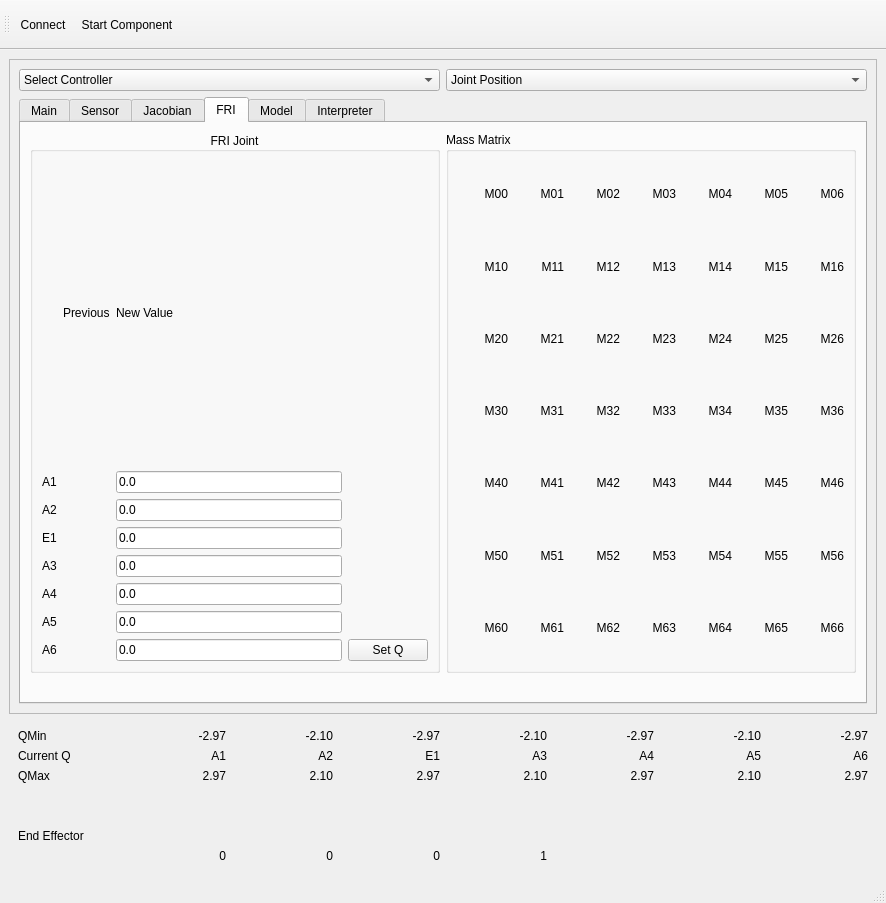
First picture: the form in kukademo.ui, repository ISIR-SYROCO/kuka_ui_demo, before the edit.
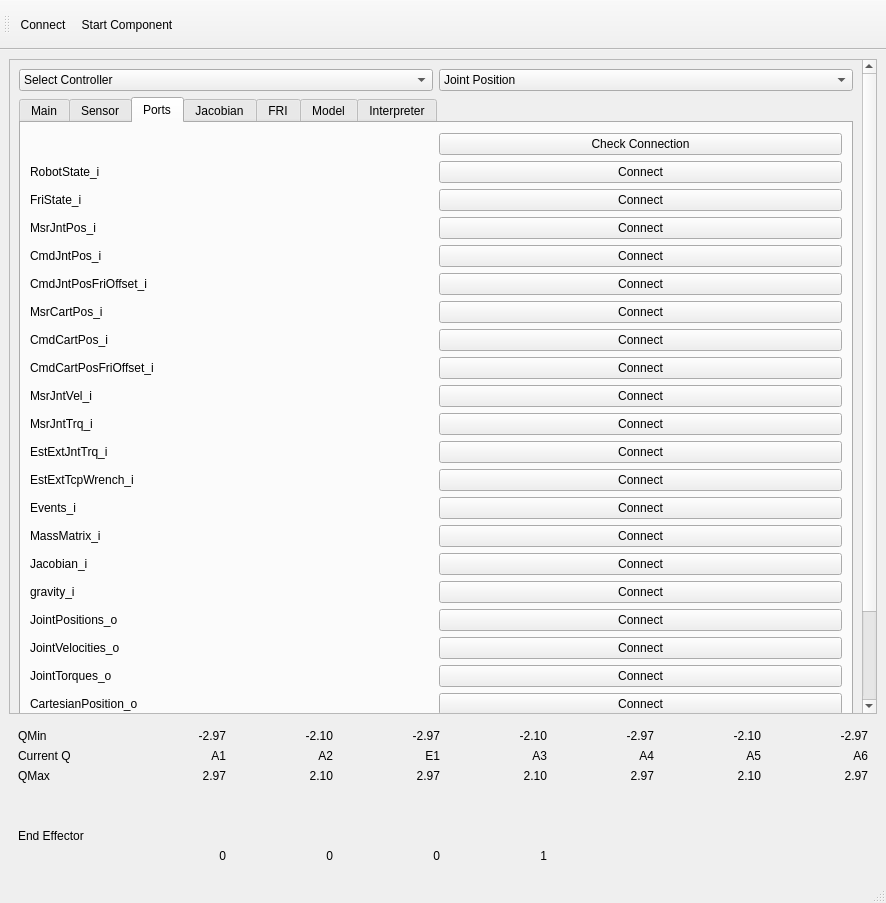
Second picture: the form after the edit. The open tabs and pages were chosen to show the change.

Diff of the .ui file:
```diff
--- a/kukademo.ui
+++ b/kukademo.ui
@@ -27,9 +27,9 @@
        <property name="geometry">
         <rect>
          <x>0</x>
-         <y>0</y>
-         <width>866</width>
-         <height>591</height>
+         <y>-304</y>
+         <width>850</width>
+         <height>895</height>
         </rect>
        </property>
        <layout class="QGridLayout" name="gridLayout_5">
@@ -788,6 +788,346 @@
               </item>
              </layout>
             </widget>
+            <widget class="QWidget" name="tab_5">
+             <attribute name="title">
+              <string>Ports</string>
+             </attribute>
+             <layout class="QGridLayout" name="gridLayout_43">
+              <item row="0" column="0">
+               <layout class="QGridLayout" name="gridLayout_42">
+                <item row="8" column="1">
+                 <widget class="QPushButton" name="ConnectCmdCartPos">
+                  <property name="text">
+                   <string>Connect</string>
+                  </property>
+                 </widget>
+                </item>
+                <item row="2" column="1">
+                 <widget class="QPushButton" name="ConnectRobotState_i">
+                  <property name="text">
+                   <string>Connect</string>
+                  </property>
+                 </widget>
+                </item>
+                <item row="9" column="1">
+                 <widget class="QPushButton" name="ConnectCmdCartPosFriOffset">
+                  <property name="text">
+                   <string>Connect</string>
+                  </property>
+                 </widget>
+                </item>
+                <item row="16" column="1">
+                 <widget class="QPushButton" name="ConnectJacobian">
+                  <property name="text">
+                   <string>Connect</string>
+                  </property>
+                 </widget>
+                </item>
+                <item row="17" column="1">
+                 <widget class="QPushButton" name="ConnectGravity">
+                  <property name="text">
+                   <string>Connect</string>
+                  </property>
+                 </widget>
+                </item>
+                <item row="1" column="1">
+                 <widget class="QPushButton" name="CheckConnectionButton">
+                  <property name="text">
+                   <string>Check Connection</string>
+                  </property>
+                 </widget>
+                </item>
+                <item row="3" column="0">
+                 <widget class="QLabel" name="label_10">
+                  <property name="text">
+                   <string>FriState_i</string>
+                  </property>
+                 </widget>
+                </item>
+                <item row="6" column="1">
+                 <widget class="QPushButton" name="ConnectCmdJntPosFriOffset">
+                  <property name="text">
+                   <string>Connect</string>
+                  </property>
+                 </widget>
+                </item>
+                <item row="4" column="1">
+                 <widget class="QPushButton" name="ConnectMsrJntPos">
+                  <property name="text">
+                   <string>Connect</string>
+                  </property>
+                 </widget>
+                </item>
+                <item row="10" column="1">
+                 <widget class="QPushButton" name="ConnectMsrJntVel">
+                  <property name="text">
+                   <string>Connect</string>
+                  </property>
+                 </widget>
+                </item>
+                <item row="11" column="1">
+                 <widget class="QPushButton" name="ConnectMsrJntTrq">
+                  <property name="text">
+                   <string>Connect</string>
+                  </property>
+                 </widget>
+                </item>
+                <item row="19" column="0">
+                 <widget class="QLabel" name="label_87">
+                  <property name="text">
+                   <string>JointVelocities_o</string>
+                  </property>
+                 </widget>
+                </item>
+                <item row="21" column="0">
+                 <widget class="QLabel" name="label_89">
+                  <property name="text">
+                   <string>CartesianPosition_o</string>
+                  </property>
+                 </widget>
+                </item>
+                <item row="2" column="0">
+                 <widget class="QLabel" name="label_9">
+                  <property name="text">
+                   <string>RobotState_i</string>
+                  </property>
+                 </widget>
+                </item>
+                <item row="15" column="1">
+                 <widget class="QPushButton" name="ConnectMassMatrix">
+                  <property name="text">
+                   <string>Connect</string>
+                  </property>
+                 </widget>
+                </item>
+                <item row="9" column="0">
+                 <widget class="QLabel" name="label_72">
+                  <property name="text">
+                   <string>CmdCartPosFriOffset_i</string>
+                  </property>
+                 </widget>
+                </item>
+                <item row="6" column="0">
+                 <widget class="QLabel" name="label_66">
+                  <property name="text">
+                   <string>CmdJntPosFriOffset_i</string>
+                  </property>
+                 </widget>
+                </item>
+                <item row="7" column="0">
+                 <widget class="QLabel" name="label_69">
+                  <property name="text">
+                   <string>MsrCartPos_i</string>
+                  </property>
+                 </widget>
+                </item>
+                <item row="5" column="1">
+                 <widget class="QPushButton" name="ConnectCmdJntPos">
+                  <property name="text">
+                   <string>Connect</string>
+                  </property>
+                 </widget>
+                </item>
+                <item row="4" column="0">
+                 <widget class="QLabel" name="label_64">
+                  <property name="text">
+                   <string>MsrJntPos_i</string>
+                  </property>
+                 </widget>
+                </item>
+                <item row="7" column="1">
+                 <widget class="QPushButton" name="ConnectMsrCartPos">
+                  <property name="text">
+                   <string>Connect</string>
+                  </property>
+                 </widget>
+                </item>
+                <item row="13" column="1">
+                 <widget class="QPushButton" name="ConnectEstExtTcpWrench">
+                  <property name="text">
+                   <string>Connect</string>
+                  </property>
+                 </widget>
+                </item>
+                <item row="20" column="0">
+                 <widget class="QLabel" name="label_88">
+                  <property name="text">
+                   <string>JointTorques_o</string>
+                  </property>
+                 </widget>
+                </item>
+                <item row="5" column="0">
+                 <widget class="QLabel" name="label_65">
+                  <property name="text">
+                   <string>CmdJntPos_i</string>
+                  </property>
+                 </widget>
+                </item>
+                <item row="8" column="0">
+                 <widget class="QLabel" name="label_70">
+                  <property name="text">
+                   <string>CmdCartPos_i</string>
+                  </property>
+                 </widget>
+                </item>
+                <item row="10" column="0">
+                 <widget class="QLabel" name="label_74">
+                  <property name="text">
+                   <string>MsrJntVel_i</string>
+                  </property>
+                 </widget>
+                </item>
+                <item row="12" column="0">
+                 <widget class="QLabel" name="label_78">
+                  <property name="text">
+                   <string>EstExtJntTrq_i</string>
+                  </property>
+                 </widget>
+                </item>
+                <item row="11" column="0">
+                 <widget class="QLabel" name="label_76">
+                  <property name="text">
+                   <string>MsrJntTrq_i</string>
+                  </property>
+                 </widget>
+                </item>
+                <item row="13" column="0">
+                 <widget class="QLabel" name="label_81">
+                  <property name="text">
+                   <string>EstExtTcpWrench_i</string>
+                  </property>
+                 </widget>
+                </item>
+                <item row="14" column="0">
+                 <widget class="QLabel" name="label_82">
+                  <property name="text">
+                   <string>Events_i</string>
+                  </property>
+                 </widget>
+                </item>
+                <item row="15" column="0">
+                 <widget class="QLabel" name="label_83">
+                  <property name="text">
+                   <string>MassMatrix_i</string>
+                  </property>
+                 </widget>
+                </item>
+                <item row="16" column="0">
+                 <widget class="QLabel" name="label_84">
+                  <property name="text">
+                   <string>Jacobian_i</string>
+                  </property>
+                 </widget>
+                </item>
+                <item row="17" column="0">
+                 <widget class="QLabel" name="label_85">
+                  <property name="text">
+                   <string>gravity_i</string>
+                  </property>
+                 </widget>
+                </item>
+                <item row="3" column="1">
+                 <widget class="QPushButton" name="ConnectFriState">
+                  <property name="text">
+                   <string>Connect</string>
+                  </property>
+                 </widget>
+                </item>
+                <item row="18" column="0">
+                 <widget class="QLabel" name="label_86">
+                  <property name="text">
+                   <string>JointPositions_o</string>
+                  </property>
+                 </widget>
+                </item>
+                <item row="22" column="0">
+                 <widget class="QLabel" name="label_90">
+                  <property name="text">
+                   <string>CartesianVelocity_o</string>
+                  </property>
+                 </widget>
+                </item>
+                <item row="23" column="0">
+                 <widget class="QLabel" name="label_91">
+                  <property name="text">
+                   <string>CartesianWrench_o</string>
+                  </property>
+                 </widget>
+                </item>
+                <item row="12" column="1">
+                 <widget class="QPushButton" name="ConnectEstExtJntTrq">
+                  <property name="text">
+                   <string>Connect</string>
+                  </property>
+                 </widget>
+                </item>
+                <item row="14" column="1">
+                 <widget class="QPushButton" name="ConnectEvents">
+                  <property name="text">
+                   <string>Connect</string>
+                  </property>
+                 </widget>
+                </item>
+                <item row="24" column="0">
+                 <widget class="QLabel" name="label_92">
+                  <property name="text">
+                   <string>desJntImpedance_o</string>
+                  </property>
+                 </widget>
+                </item>
+                <item row="18" column="1">
+                 <widget class="QPushButton" name="ConnectJointPosition">
+                  <property name="text">
+                   <string>Connect</string>
+                  </property>
+                 </widget>
+                </item>
+                <item row="19" column="1">
+                 <widget class="QPushButton" name="ConnectJointvelocities">
+                  <property name="text">
+                   <string>Connect</string>
+                  </property>
+                 </widget>
+                </item>
+                <item row="20" column="1">
+                 <widget class="QPushButton" name="ConnectJointTorques">
+                  <property name="text">
+                   <string>Connect</string>
+                  </property>
+                 </widget>
+                </item>
+                <item row="21" column="1">
+                 <widget class="QPushButton" name="ConnectCartesianPosition">
+                  <property name="text">
+                   <string>Connect</string>
+                  </property>
+                 </widget>
+                </item>
+                <item row="22" column="1">
+                 <widget class="QPushButton" name="ConnectCartesianVelocity">
+                  <property name="text">
+                   <string>Connect</string>
+                  </property>
+                 </widget>
+                </item>
+                <item row="23" column="1">
+                 <widget class="QPushButton" name="ConnectCartesiaWrench">
+                  <property name="text">
+                   <string>Connect</string>
+                  </property>
+                 </widget>
+                </item>
+                <item row="24" column="1">
+                 <widget class="QPushButton" name="ConnectdesJntImpedance">
+                  <property name="text">
+                   <string>Connect</string>
+                  </property>
+                 </widget>
+                </item>
+               </layout>
+              </item>
+             </layout>
+            </widget>
             <widget class="QWidget" name="jacobian">
              <attribute name="title">
               <string>Jacobian</string>
```
Left out of the diff: 57 changed lines with no effect on the pictures.
